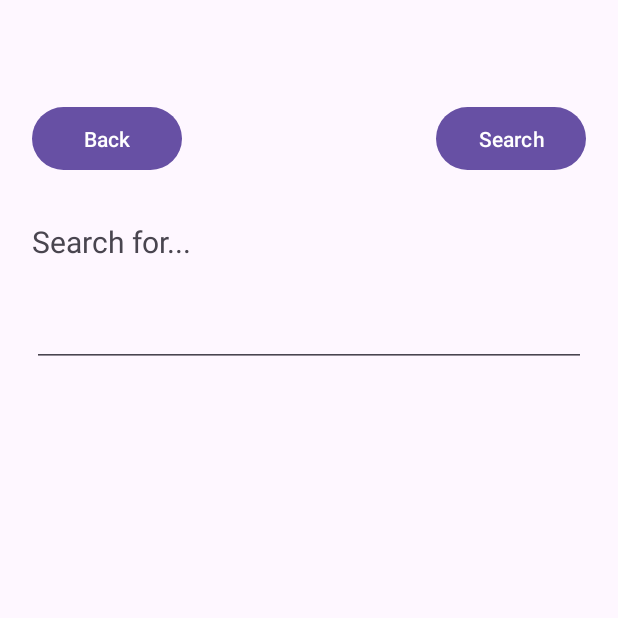
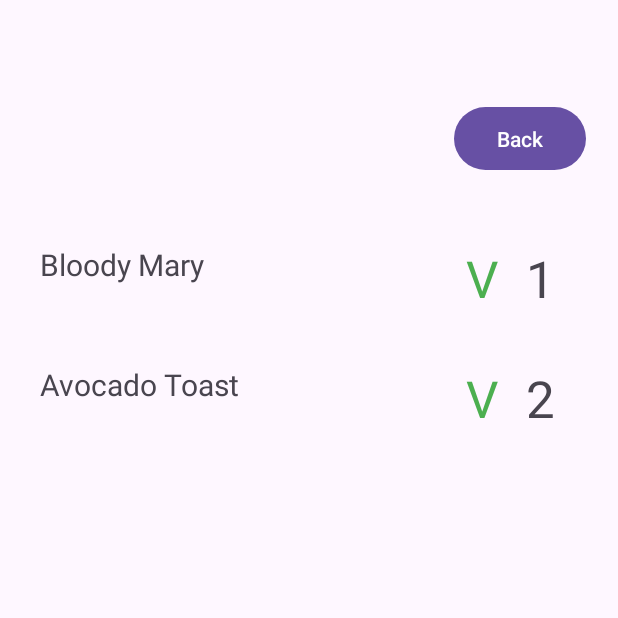
Before and after one commit to marblekettle/Munchi, an Android app: the SearchFragment screen opened through its navigation route, after a tap on "Search", on a phone screen of 412 x 824 dp, the top half of it. Run offline under Robolectric (Android 15) with nearby library versions, the phone set to English and light mode, and no system bars.

Commit message:
feat: Search for single term

```diff
--- a/app/src/main/java/com/example/munchi/MainFragment.java
+++ b/app/src/main/java/com/example/munchi/MainFragment.java
@@ -17,11 +17,6 @@ import android.widget.Button;
 import com.example.munchi.adapter.RecipesAdapter;
 import com.example.munchi.database.RecipeDatabase;
 
-/**
- * A simple {@link Fragment} subclass.
- * Use the {@link MainFragment#newInstance} factory method to
- * create an instance of this fragment.
- */
 public class MainFragment extends Fragment {
     private RecipeDatabase recipeDB;
     public MainFragment() {
@@ -36,7 +31,6 @@ public class MainFragment extends Fragment {
     public void onCreate(Bundle savedInstanceState) {
         super.onCreate(savedInstanceState);
         recipeDB = ((MainActivity)getActivity()).getDB();
-        System.out.println(recipeDB.getSummary(5).size());
     }
 
     @Override
@@ -50,7 +44,8 @@ public class MainFragment extends Fragment {
         RecyclerView viewRecipes = view.findViewById(R.id.viewRecipes);
         viewRecipes.setLayoutManager(new LinearLayoutManager(getContext(),
                 LinearLayoutManager.VERTICAL, false));
-        RecipesAdapter ra = new RecipesAdapter(getContext(), recipeDB.getSummary(5));
+        RecipesAdapter ra = new RecipesAdapter(getContext(),
+                recipeDB.getSummary(10), false);
         viewRecipes.setAdapter(ra);
         Button buttonTest = view.findViewById(R.id.buttonTest);
         buttonTest.setOnClickListener(new View.OnClickListener() {
--- a/app/src/main/java/com/example/munchi/SearchFragment.java
+++ b/app/src/main/java/com/example/munchi/SearchFragment.java
@@ -67,6 +67,11 @@ public class SearchFragment extends Fragment {
         EditText txtSearch = layout.findViewById(R.id.textSearch);
         ArrayList<String> terms = new ArrayList<String>(
                 Arrays.asList(txtSearch.getText().toString().split(",")));
-        b.putStringArrayList("terms", terms);
+        b.putStringArray("terms", terms.toArray(new String[terms.size()]));
+        b.putBoolean("veg", false);
+        b.putInt("atLeast", -1);
+        b.putInt("atMost", -1);
+        b.putStringArray("ingredientsIn", new String[0]);
+        b.putStringArray("ingredientsOut", new String[0]);
     }
 }
--- a/app/src/main/java/com/example/munchi/SearchResultsFragment.java
+++ b/app/src/main/java/com/example/munchi/SearchResultsFragment.java
@@ -4,17 +4,21 @@ import android.os.Bundle;
 
 import androidx.fragment.app.Fragment;
 import androidx.navigation.Navigation;
+import androidx.recyclerview.widget.LinearLayoutManager;
+import androidx.recyclerview.widget.RecyclerView;
 
 import android.view.LayoutInflater;
 import android.view.View;
 import android.view.ViewGroup;
 import android.widget.Button;
 
+import com.example.munchi.adapter.RecipesAdapter;
 import com.example.munchi.database.Recipe;
 import com.example.munchi.database.RecipeQuery;
 
 import java.util.ArrayList;
 import java.util.Arrays;
+import java.util.Map;
 
 /**
  * A simple {@link Fragment} subclass.
@@ -73,4 +77,14 @@ public class SearchResultsFragment extends Fragment {
         });
         return view;
     }
+
+    @Override
+    public void onViewCreated(View view, Bundle savedInstanceState) {
+        Map<Integer, Recipe> results = ((MainActivity)getActivity()).getDB().searchRecipe(query);
+        RecyclerView viewResults = view.findViewById(R.id.viewResults);
+        viewResults.setLayoutManager(new LinearLayoutManager(getContext(),
+                LinearLayoutManager.VERTICAL, false));
+        RecipesAdapter ra = new RecipesAdapter(getContext(), results, true);
+        viewResults.setAdapter(ra);
+    }
 }
--- a/app/src/main/java/com/example/munchi/adapter/RecipesAdapter.java
+++ b/app/src/main/java/com/example/munchi/adapter/RecipesAdapter.java
@@ -18,9 +18,11 @@ import java.util.Map;
 public class RecipesAdapter extends RecyclerView.Adapter<RecipesAdapter.RecipesHolder> {
     Context context;
     Map<Integer, Recipe> recipes;
-    public RecipesAdapter(Context context, Map<Integer, Recipe> recipes) {
+    Boolean searchMode;
+    public RecipesAdapter(Context context, Map<Integer, Recipe> recipes, Boolean searchMode) {
         this.context = context;
         this.recipes = recipes;
+        this.searchMode = searchMode;
     }
 
     @Override
@@ -63,8 +65,13 @@ public class RecipesAdapter extends RecyclerView.Adapter<RecipesAdapter.RecipesH
                 public void onClick(View v) {
                     Bundle bundle = new Bundle();
                     bundle.putInt("id", id);
-                    Navigation.findNavController(v)
-                            .navigate(R.id.action_mainFragment_to_recipeFragment, bundle);
+                    if (searchMode) {
+                        Navigation.findNavController(v).navigate(R.id.
+                                action_searchResultsFragment_to_recipeFragment, bundle);
+                    } else {
+                        Navigation.findNavController(v).navigate(R.id.
+                                action_mainFragment_to_recipeFragment, bundle);
+                    }
                 }
             });
         }
--- a/app/src/main/java/com/example/munchi/database/RecipeDatabase.java
+++ b/app/src/main/java/com/example/munchi/database/RecipeDatabase.java
@@ -8,8 +8,10 @@ import android.database.sqlite.SQLiteOpenHelper;
 
 import java.util.ArrayList;
 import java.util.HashMap;
+import java.util.HashSet;
 import java.util.List;
 import java.util.Map;
+import java.util.Set;
 
 public class RecipeDatabase extends SQLiteOpenHelper {
     public RecipeDatabase(Context context) {
@@ -50,9 +52,27 @@ public class RecipeDatabase extends SQLiteOpenHelper {
         onCreate(db);
     }
 
-    public Recipe[] searchRecipe(RecipeQuery query) {
-        List<Recipe> out = new ArrayList<Recipe>();
-        return ((Recipe[]) out.toArray());
+    public Map<Integer, Recipe> searchRecipe(RecipeQuery query) {
+        Map<Integer, Recipe> out = new HashMap<Integer, Recipe>();
+        SQLiteDatabase db = this.getReadableDatabase();
+        Cursor c = db.query("steps", new String[]{"recipe", "content"}, "content LIKE '%'||?||'%'",
+                query.getTerms(), null, null,null,null);
+        c.moveToFirst();
+        Set<Integer> qualify = new HashSet<Integer>();
+        System.out.println(c.isAfterLast());
+        while (!c.isAfterLast()) {
+            System.out.println(c.getInt(0));
+            qualify.add(c.getInt(0));
+            c.moveToNext();
+        }
+        for (Integer entry : qualify) {
+            try {
+                out.put(entry, getRecipe(entry));
+            } catch (Exception e) {
+
+            }
+        }
+        return (out);
     }
 
     public Map<Integer, Recipe> getSummary(int howMany) {
@@ -192,7 +212,6 @@ public class RecipeDatabase extends SQLiteOpenHelper {
                 stepValues.put("content", entry);
                 db.insert("steps", null, stepValues);
             }
-            System.out.println("Nice");
             db.setTransactionSuccessful();
         } catch (Exception e) {
             System.out.println(e.getMessage());
--- a/app/src/main/res/layout/fragment_search_results.xml
+++ b/app/src/main/res/layout/fragment_search_results.xml
@@ -14,12 +14,14 @@
             android:id="@+id/btnBackToSearch"
             android:layout_width="wrap_content"
             android:layout_height="50dp"
+            android:layout_marginTop="20dp"
+            android:layout_marginEnd="20dp"
             android:text="Back"
-            tools:layout_editor_absoluteX="307dp"
-            tools:layout_editor_absoluteY="16dp" />
+            app:layout_constraintEnd_toEndOf="parent"
+            app:layout_constraintTop_toTopOf="parent" />
 
         <androidx.recyclerview.widget.RecyclerView
-            android:id="@+id/listResults"
+            android:id="@+id/viewResults"
             android:layout_width="match_parent"
             android:layout_height="0dp"
             android:layout_marginTop="100dp"
--- a/app/src/main/res/navigation/nav_graph.xml
+++ b/app/src/main/res/navigation/nav_graph.xml
@@ -92,5 +92,8 @@
         <argument
             android:name="ingredientsOut[]"
             app:argType="string[]" />
+        <action
+            android:id="@+id/action_searchResultsFragment_to_recipeFragment"
+            app:destination="@id/recipeFragment" />
     </fragment>
 </navigation>
```
Also changed, not shown: app/src/main/java/com/example/munchi/EditRecipeFragment.java (+14 -3 lines).
